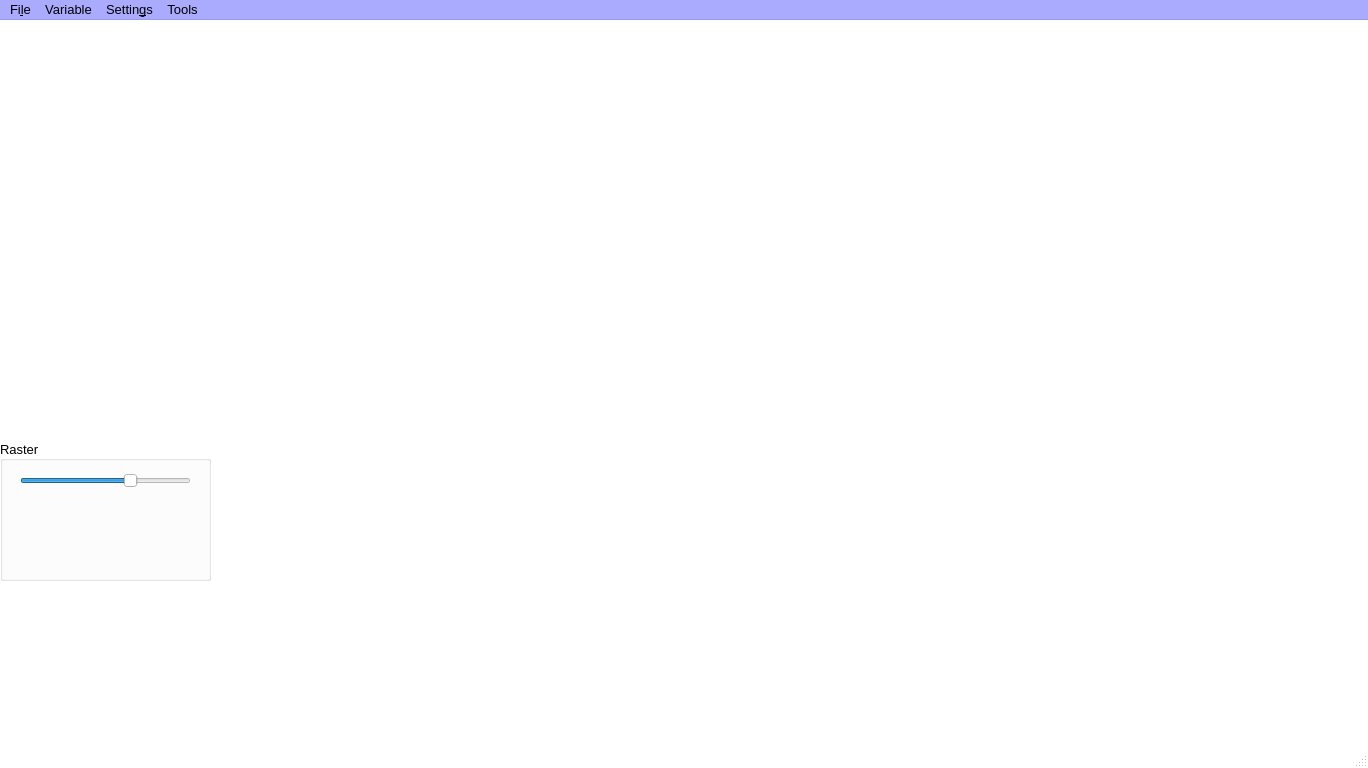
Above: PRAGA/mainwindow.ui from gaowudao/CRITERIA3D before the change. Below: the same form after it.
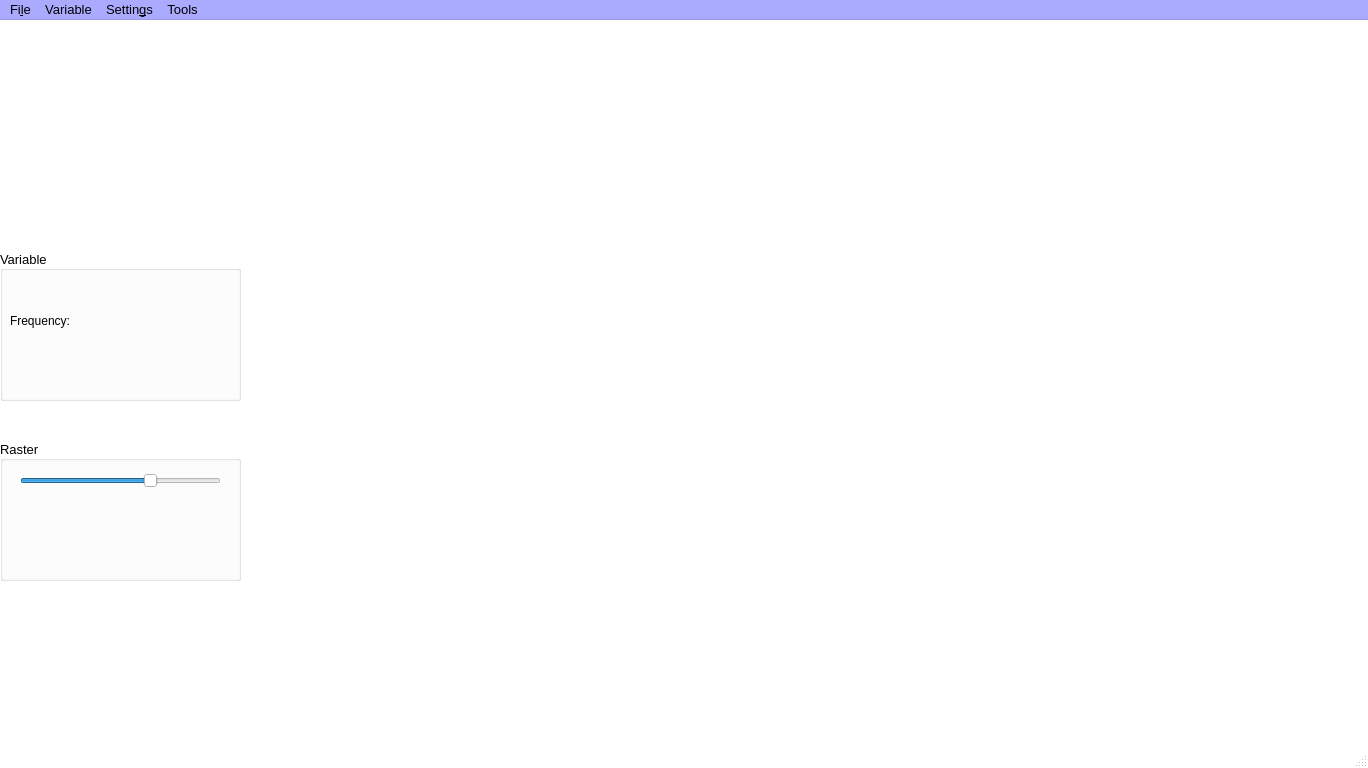
That is the form after the change.

Commit message: menu variable

What changed in the file:
```diff
--- a/PRAGA/mainwindow.ui
+++ b/PRAGA/mainwindow.ui
@@ -458,9 +458,9 @@
    <widget class="QWidget" name="widgetMap" native="true">
     <property name="geometry">
      <rect>
-      <x>220</x>
+      <x>250</x>
       <y>0</y>
-      <width>731</width>
+      <width>701</width>
       <height>561</height>
      </rect>
     </property>
@@ -478,7 +478,7 @@
      <rect>
       <x>0</x>
       <y>420</y>
-      <width>211</width>
+      <width>241</width>
       <height>141</height>
      </rect>
     </property>
@@ -916,7 +916,7 @@
       <rect>
        <x>20</x>
        <y>30</y>
-       <width>171</width>
+       <width>201</width>
        <height>22</height>
       </rect>
      </property>
@@ -953,12 +953,495 @@
       <rect>
        <x>-1</x>
        <y>70</y>
+       <width>241</width>
+       <height>50</height>
+      </rect>
+     </property>
+     <property name="toolTip">
+      <string>Raster colors</string>
+     </property>
+    </widget>
+   </widget>
+   <widget class="QGroupBox" name="groupBoxVariable">
+    <property name="geometry">
+     <rect>
+      <x>0</x>
+      <y>230</y>
+      <width>241</width>
+      <height>151</height>
+     </rect>
+    </property>
+    <property name="palette">
+     <palette>
+      <active>
+       <colorrole role="WindowText">
+        <brush brushstyle="SolidPattern">
+         <color alpha="255">
+          <red>0</red>
+          <green>0</green>
+          <blue>0</blue>
+         </color>
+        </brush>
+       </colorrole>
+       <colorrole role="Button">
+        <brush brushstyle="SolidPattern">
+         <color alpha="255">
+          <red>255</red>
+          <green>255</green>
+          <blue>255</blue>
+         </color>
+        </brush>
+       </colorrole>
+       <colorrole role="Light">
+        <brush brushstyle="SolidPattern">
+         <color alpha="255">
+          <red>255</red>
+          <green>255</green>
+          <blue>255</blue>
+         </color>
+        </brush>
+       </colorrole>
+       <colorrole role="Midlight">
+        <brush brushstyle="SolidPattern">
+         <color alpha="255">
+          <red>255</red>
+          <green>255</green>
+          <blue>255</blue>
+         </color>
+        </brush>
+       </colorrole>
+       <colorrole role="Dark">
+        <brush brushstyle="SolidPattern">
+         <color alpha="255">
+          <red>127</red>
+          <green>127</green>
+          <blue>127</blue>
+         </color>
+        </brush>
+       </colorrole>
+       <colorrole role="Mid">
+        <brush brushstyle="SolidPattern">
+         <color alpha="255">
+          <red>170</red>
+          <green>170</green>
+          <blue>170</blue>
+         </color>
+        </brush>
+       </colorrole>
+       <colorrole role="Text">
+        <brush brushstyle="SolidPattern">
+         <color alpha="255">
+          <red>253</red>
+          <green>0</green>
+          <blue>5</blue>
+         </color>
+        </brush>
+       </colorrole>
+       <colorrole role="BrightText">
+        <brush brushstyle="SolidPattern">
+         <color alpha="255">
+          <red>255</red>
+          <green>255</green>
+          <blue>255</blue>
+         </color>
+        </brush>
+       </colorrole>
+       <colorrole role="ButtonText">
+        <brush brushstyle="SolidPattern">
+         <color alpha="255">
+          <red>0</red>
+          <green>0</green>
+          <blue>0</blue>
+         </color>
+        </brush>
+       </colorrole>
+       <colorrole role="Base">
+        <brush brushstyle="SolidPattern">
+         <color alpha="255">
+          <red>255</red>
+          <green>255</green>
+          <blue>255</blue>
+         </color>
+        </brush>
+       </colorrole>
+       <colorrole role="Window">
+        <brush brushstyle="SolidPattern">
+         <color alpha="255">
+          <red>255</red>
+          <green>255</green>
+          <blue>255</blue>
+         </color>
+        </brush>
+       </colorrole>
+       <colorrole role="Shadow">
+        <brush brushstyle="SolidPattern">
+         <color alpha="255">
+          <red>0</red>
+          <green>0</green>
+          <blue>0</blue>
+         </color>
+        </brush>
+       </colorrole>
+       <colorrole role="AlternateBase">
+        <brush brushstyle="SolidPattern">
+         <color alpha="255">
+          <red>255</red>
+          <green>255</green>
+          <blue>255</blue>
+         </color>
+        </brush>
+       </colorrole>
+       <colorrole role="ToolTipBase">
+        <brush brushstyle="SolidPattern">
+         <color alpha="255">
+          <red>255</red>
+          <green>255</green>
+          <blue>220</blue>
+         </color>
+        </brush>
+       </colorrole>
+       <colorrole role="ToolTipText">
+        <brush brushstyle="SolidPattern">
+         <color alpha="255">
+          <red>0</red>
+          <green>0</green>
+          <blue>0</blue>
+         </color>
+        </brush>
+       </colorrole>
+      </active>
+      <inactive>
+       <colorrole role="WindowText">
+        <brush brushstyle="SolidPattern">
+         <color alpha="255">
+          <red>0</red>
+          <green>0</green>
+          <blue>0</blue>
+         </color>
+        </brush>
+       </colorrole>
+       <colorrole role="Button">
+        <brush brushstyle="SolidPattern">
+         <color alpha="255">
+          <red>255</red>
+          <green>255</green>
+          <blue>255</blue>
+         </color>
+        </brush>
+       </colorrole>
+       <colorrole role="Light">
+        <brush brushstyle="SolidPattern">
+         <color alpha="255">
+          <red>255</red>
+          <green>255</green>
+          <blue>255</blue>
+         </color>
+        </brush>
+       </colorrole>
+       <colorrole role="Midlight">
+        <brush brushstyle="SolidPattern">
+         <color alpha="255">
+          <red>255</red>
+          <green>255</green>
+          <blue>255</blue>
+         </color>
+        </brush>
+       </colorrole>
+       <colorrole role="Dark">
+        <brush brushstyle="SolidPattern">
+         <color alpha="255">
+          <red>127</red>
+          <green>127</green>
+          <blue>127</blue>
+         </color>
+        </brush>
+       </colorrole>
+       <colorrole role="Mid">
+        <brush brushstyle="SolidPattern">
+         <color alpha="255">
+          <red>170</red>
+          <green>170</green>
+          <blue>170</blue>
+         </color>
+        </brush>
+       </colorrole>
+       <colorrole role="Text">
+        <brush brushstyle="SolidPattern">
+         <color alpha="255">
+          <red>253</red>
+          <green>0</green>
+          <blue>5</blue>
+         </color>
+        </brush>
+       </colorrole>
+       <colorrole role="BrightText">
+        <brush brushstyle="SolidPattern">
+         <color alpha="255">
+          <red>255</red>
+          <green>255</green>
+          <blue>255</blue>
+         </color>
+        </brush>
+       </colorrole>
+       <colorrole role="ButtonText">
+        <brush brushstyle="SolidPattern">
+         <color alpha="255">
+          <red>0</red>
+          <green>0</green>
+          <blue>0</blue>
+         </color>
+        </brush>
+       </colorrole>
+       <colorrole role="Base">
+        <brush brushstyle="SolidPattern">
+         <color alpha="255">
+          <red>255</red>
+          <green>255</green>
+          <blue>255</blue>
+         </color>
+        </brush>
+       </colorrole>
+       <colorrole role="Window">
+        <brush brushstyle="SolidPattern">
+         <color alpha="255">
+          <red>255</red>
+          <green>255</green>
+          <blue>255</blue>
+         </color>
+        </brush>
+       </colorrole>
+       <colorrole role="Shadow">
+        <brush brushstyle="SolidPattern">
+         <color alpha="255">
+          <red>0</red>
+          <green>0</green>
+          <blue>0</blue>
+         </color>
+        </brush>
+       </colorrole>
+       <colorrole role="AlternateBase">
+        <brush brushstyle="SolidPattern">
+         <color alpha="255">
+          <red>255</red>
+          <green>255</green>
+          <blue>255</blue>
+         </color>
+        </brush>
+       </colorrole>
+       <colorrole role="ToolTipBase">
+        <brush brushstyle="SolidPattern">
+         <color alpha="255">
+          <red>255</red>
+          <green>255</green>
+          <blue>220</blue>
+         </color>
+        </brush>
+       </colorrole>
+       <colorrole role="ToolTipText">
+        <brush brushstyle="SolidPattern">
+         <color alpha="255">
+          <red>0</red>
+          <green>0</green>
+          <blue>0</blue>
+         </color>
+        </brush>
+       </colorrole>
+      </inactive>
+      <disabled>
+       <colorrole role="WindowText">
+        <brush brushstyle="SolidPattern">
+         <color alpha="255">
+          <red>127</red>
+          <green>127</green>
+          <blue>127</blue>
+         </color>
+        </brush>
+       </colorrole>
+       <colorrole role="Button">
+        <brush brushstyle="SolidPattern">
+         <color alpha="255">
+          <red>255</red>
+          <green>255</green>
+          <blue>255</blue>
+         </color>
+        </brush>
+       </colorrole>
+       <colorrole role="Light">
+        <brush brushstyle="SolidPattern">
+         <color alpha="255">
+          <red>255</red>
+          <green>255</green>
+          <blue>255</blue>
+         </color>
+        </brush>
+       </colorrole>
+       <colorrole role="Midlight">
+        <brush brushstyle="SolidPattern">
+         <color alpha="255">
+          <red>255</red>
+          <green>255</green>
+          <blue>255</blue>
+         </color>
+        </brush>
+       </colorrole>
+       <colorrole role="Dark">
+        <brush brushstyle="SolidPattern">
+         <color alpha="255">
+          <red>127</red>
+          <green>127</green>
+          <blue>127</blue>
+         </color>
+        </brush>
+       </colorrole>
+       <colorrole role="Mid">
+        <brush brushstyle="SolidPattern">
+         <color alpha="255">
+          <red>170</red>
+          <green>170</green>
+          <blue>170</blue>
+         </color>
+        </brush>
+       </colorrole>
+       <colorrole role="Text">
+        <brush brushstyle="SolidPattern">
+         <color alpha="255">
+          <red>127</red>
+          <green>127</green>
+          <blue>127</blue>
+         </color>
+        </brush>
+       </colorrole>
+       <colorrole role="BrightText">
+        <brush brushstyle="SolidPattern">
+         <color alpha="255">
+          <red>255</red>
+          <green>255</green>
+          <blue>255</blue>
+         </color>
+        </brush>
+       </colorrole>
+       <colorrole role="ButtonText">
+        <brush brushstyle="SolidPattern">
+         <color alpha="255">
+          <red>127</red>
+          <green>127</green>
+          <blue>127</blue>
+         </color>
+        </brush>
+       </colorrole>
+       <colorrole role="Base">
+        <brush brushstyle="SolidPattern">
+         <color alpha="255">
+          <red>255</red>
+          <green>255</green>
+          <blue>255</blue>
+         </color>
+        </brush>
+       </colorrole>
+       <colorrole role="Window">
+        <brush brushstyle="SolidPattern">
+         <color alpha="255">
+          <red>255</red>
+          <green>255</green>
+          <blue>255</blue>
+         </color>
+        </brush>
+       </colorrole>
+       <colorrole role="Shadow">
+        <brush brushstyle="SolidPattern">
+         <color alpha="255">
+          <red>0</red>
+          <green>0</green>
+          <blue>0</blue>
+         </color>
+        </brush>
+       </colorrole>
+       <colorrole role="AlternateBase">
+        <brush brushstyle="SolidPattern">
+         <color alpha="255">
+          <red>255</red>
+          <green>255</green>
+          <blue>255</blue>
+         </color>
+        </brush>
+       </colorrole>
+       <colorrole role="ToolTipBase">
+        <brush brushstyle="SolidPattern">
+         <color alpha="255">
+          <red>255</red>
+          <green>255</green>
+          <blue>220</blue>
+         </color>
+        </brush>
+       </colorrole>
+       <colorrole role="ToolTipText">
+        <brush brushstyle="SolidPattern">
+         <color alpha="255">
+          <red>0</red>
+          <green>0</green>
+          <blue>0</blue>
+         </color>
+        </brush>
+       </colorrole>
+      </disabled>
+     </palette>
+    </property>
+    <property name="font">
+     <font>
+      <pointsize>10</pointsize>
+     </font>
+    </property>
+    <property name="autoFillBackground">
+     <bool>false</bool>
+    </property>
+    <property name="title">
+     <string notr="true">Variable</string>
+    </property>
+    <property name="alignment">
+     <set>Qt::AlignLeading|Qt::AlignLeft|Qt::AlignVCenter</set>
+    </property>
+    <widget class="QWidget" name="widgetColorLegendVariable" native="true">
+     <property name="geometry">
+      <rect>
+       <x>-1</x>
+       <y>90</y>
+       <width>241</width>
+       <height>50</height>
+      </rect>
+     </property>
+     <property name="toolTip">
+      <string>Raster colors</string>
+     </property>
+    </widget>
+    <widget class="QLabel" name="labelVariable">
+     <property name="geometry">
+      <rect>
+       <x>10</x>
+       <y>30</y>
        <width>211</width>
-       <height>50</height>
+       <height>21</height>
       </rect>
      </property>
-     <property name="toolTip">
-      <string>Raster colors</string>
+     <property name="text">
+      <string/>
+     </property>
+    </widget>
+    <widget class="QLabel" name="labelFrequency">
+     <property name="geometry">
+      <rect>
+       <x>10</x>
+       <y>60</y>
+       <width>201</width>
+       <height>21</height>
+      </rect>
+     </property>
+     <property name="font">
+      <font>
+       <pointsize>9</pointsize>
+      </font>
+     </property>
+     <property name="text">
+      <string>Frequency:</string>
      </property>
     </widget>
    </widget>
```
Left out of the diff: 47 changed lines with no effect on the pictures. The commit also changes 6 other files.
